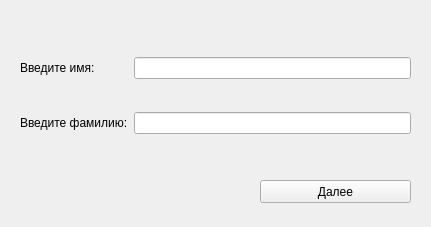
Above: authorizewidget.ui from kafka1408me/NumberSystems before the change. Below: the same form after it.
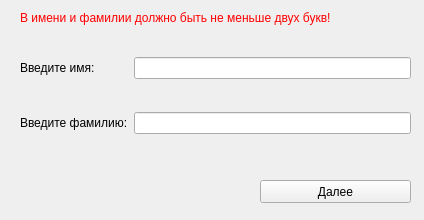
That is the form after the change.

```diff
--- a/authorizewidget.ui
+++ b/authorizewidget.ui
@@ -6,10 +6,22 @@
    <rect>
     <x>0</x>
     <y>0</y>
-    <width>431</width>
-    <height>227</height>
+    <width>424</width>
+    <height>220</height>
    </rect>
   </property>
+  <property name="sizePolicy">
+   <sizepolicy hsizetype="Fixed" vsizetype="Fixed">
+    <horstretch>0</horstretch>
+    <verstretch>0</verstretch>
+   </sizepolicy>
+  </property>
+  <property name="maximumSize">
+   <size>
+    <width>16777215</width>
+    <height>16777215</height>
+   </size>
+  </property>
   <property name="windowTitle">
    <string>Form</string>
   </property>
@@ -58,6 +70,22 @@
     </item>
    </layout>
   </widget>
+  <widget class="QLabel" name="warningLbl">
+   <property name="geometry">
+    <rect>
+     <x>20</x>
+     <y>10</y>
+     <width>391</width>
+     <height>16</height>
+    </rect>
+   </property>
+   <property name="styleSheet">
+    <string notr="true">color: red;</string>
+   </property>
+   <property name="text">
+    <string>В имени и фамилии должно быть не меньше двух букв!</string>
+   </property>
+  </widget>
  </widget>
  <resources/>
  <connections/>
```
Left out of the diff: 8 changed lines with no effect on the pictures.
